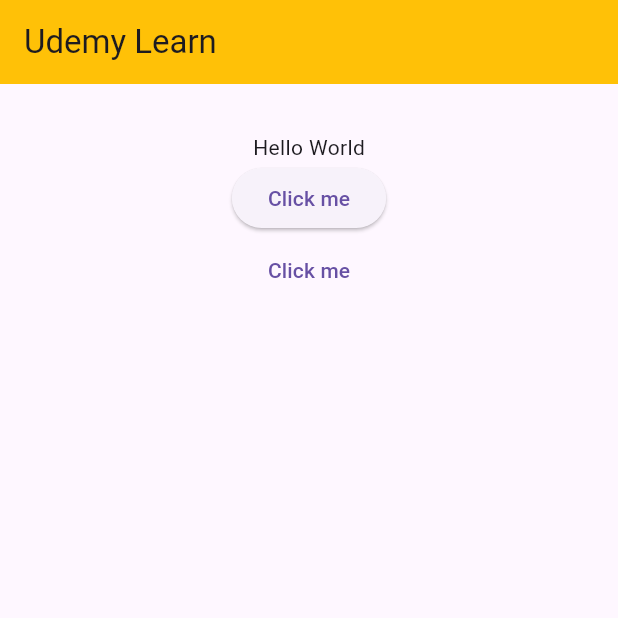
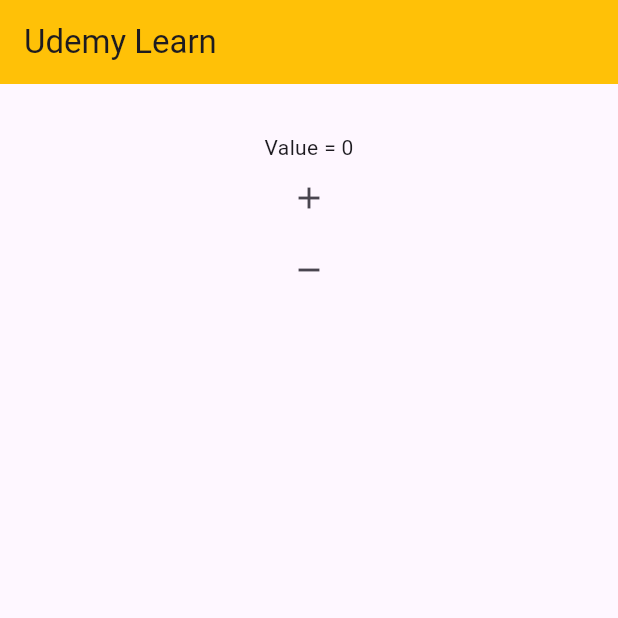
Before and after one commit to Fauzaaannn/Flutter, a Flutter app: the screen it shows after launch, on a phone screen of 412 x 824 dp, the top half of it. Run offline on Flutter 3.47's test engine with Material 3 defaults, Android fonts, the phone set to English and light mode, and no system bars; our stand-ins replace flutter_spinkit.

Commit message:
Icon Button

```diff
--- a/udemy3_flatbutton/lib/main.dart
+++ b/udemy3_flatbutton/lib/main.dart
@@ -16,11 +16,23 @@
 
 class _MyAppState extends State<MyApp> {
 
-  String _value = 'Hello World';
+  int _value = 0;
 
-  void _onPressed() {
+  // void _onPressed() {
+  //   setState(() {
+  //     _value = DateTime.now().toString();
+  //   });
+  // }
+
+  void _add() {
     setState(() {
-      _value = DateTime.now().toString();
+      _value++;
+    });
+  }
+
+  void _substract() {
+    setState(() {
+      _value--;
     });
   }
 
@@ -37,9 +49,12 @@
         child: Center(
           child: Column(
             children: <Widget> [
-              Text(_value),
-              ElevatedButton(onPressed: _onPressed, child: Text('Click me')),
-              TextButton(onPressed: _onPressed, child: Text('Click me')),
+              // Text(_value),
+              // ElevatedButton(onPressed: _onPressed, child: Text('Click me')),
+              // TextButton(onPressed: _onPressed, child: Text('Click me')),
+              Text('Value = ${_value}'),
+              IconButton(onPressed: _add, icon: Icon(Icons.add)),
+              IconButton(onPressed: _substract, icon: Icon(Icons.remove)),
             ],
           ),
         ),
```
